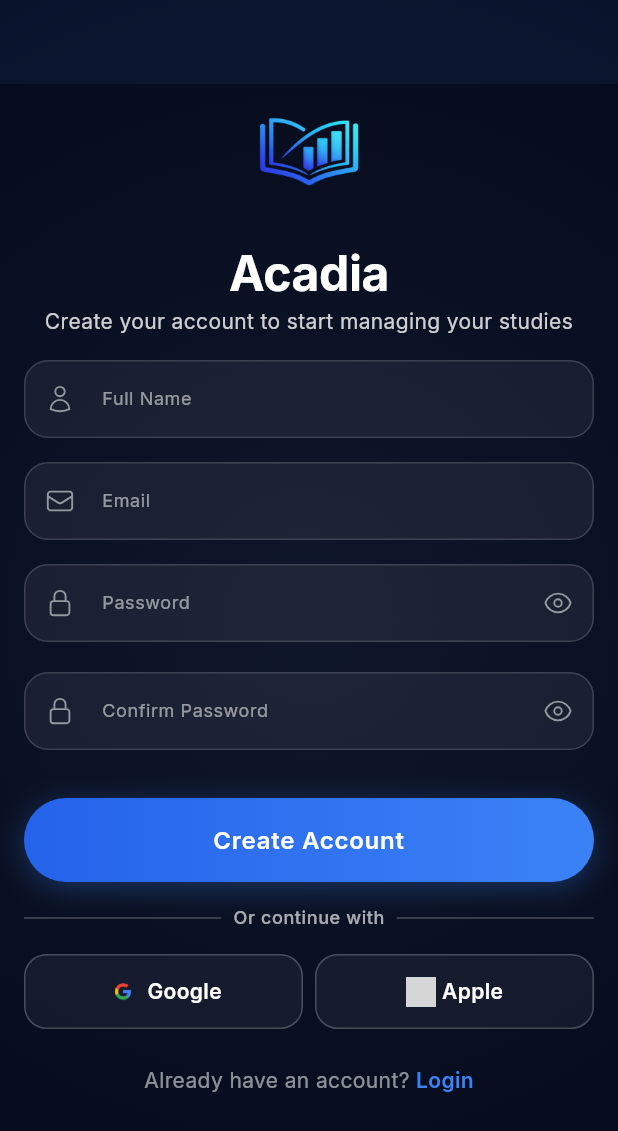
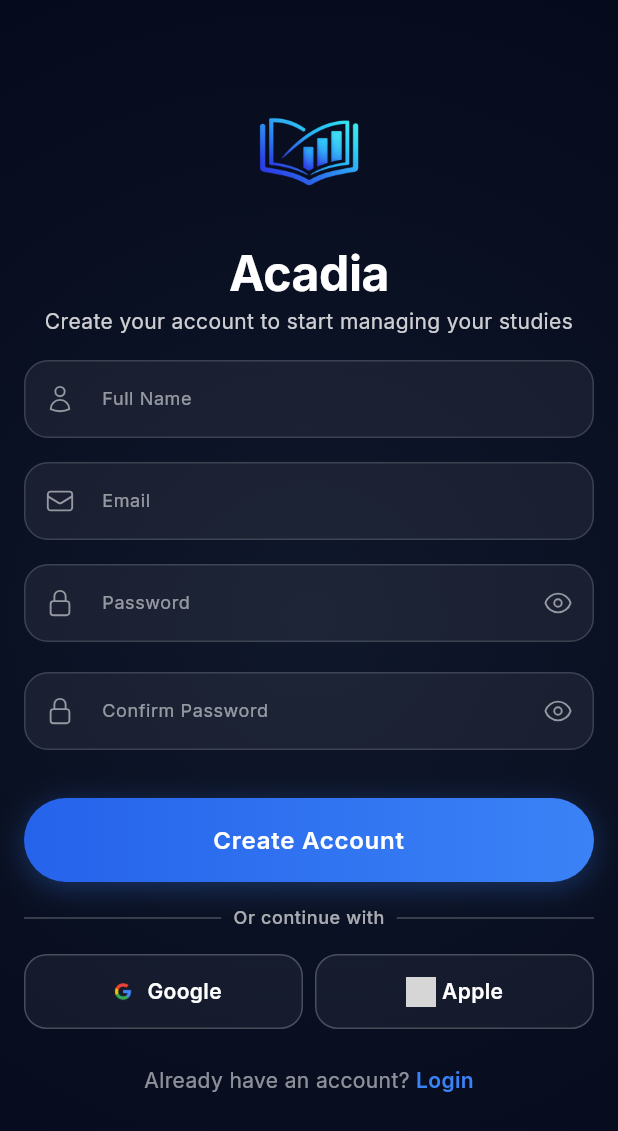
Before and after one commit to NouradinAbdurahman/Acadia, a Flutter app: the SignupScreen screen opened by its route, scrolled down 32 dp, on a phone screen of 412 x 824 dp. Shown: the top 1131 px of the screen. Run offline on Flutter 3.47's test engine with Material 3 defaults, Android fonts, the phone set to English and light mode, and no system bars; drawn by our look-alikes of flutter_animate; our stand-ins replace audioplayers, firebase_core, firebase_messaging, fl_chart, flutter_dotenv, flutter_local_notifications and 14 more; missing offline and left inert: background_fetch, haptic_feedback, workmanager; accounts and stored records are empty; network calls fail; project files that could hold a hidden picture were left out; grey boxes are pictures that could not be loaded.

Commit message:
fix(nav+auth-ui): harden swipe-back and improve auth UX feedback
Stabilize shared swipe-back across nested navigators with edge gesture tuning and fallback pop behavior, add a project rule for shared back-swipe usage, increase bottom-nav haptic strength, and fix login/signup app bar tint and light-mode form field contrast.

Made-with: Cursor

```diff
--- a/lib/screens/app/liquid_glass_navbar.dart
+++ b/lib/screens/app/liquid_glass_navbar.dart
@@ -57,7 +57,8 @@ class _LiquidGlassNavbarState extends State<LiquidGlassNavbar> {
     final current = widget.selectedIndex;
     final next = (current + direction).clamp(0, 4).toInt();
     if (next != current) {
-      Haptics.vibrate(HapticsType.selection);
+      // Stronger haptic for tab changes so feedback is clearly noticeable.
+      Haptics.vibrate(HapticsType.medium);
       widget.onSelectedIndex(next);
     }
   }
@@ -256,7 +257,8 @@ class _NavItemState extends State<_NavItem> {
         setState(() {
           _isPressed = false;
         });
-        Haptics.vibrate(HapticsType.selection);
+        // Stronger haptic for bottom-nav taps.
+        Haptics.vibrate(HapticsType.medium);
         widget.onTap();
       },
       onTapCancel: () {
--- a/lib/screens/auth/signup_screen.dart
+++ b/lib/screens/auth/signup_screen.dart
@@ -196,6 +196,16 @@ class _SignupScreenState extends ConsumerState<SignupScreen> {
   Widget build(BuildContext context) {
     final l10n = AppLocalizations.of(context);
     final theme = Theme.of(context);
+    final isLight = theme.brightness == Brightness.light;
+    final fieldFillColor = isLight
+        ? theme.colorScheme.surface.withValues(alpha: 0.92)
+        : Colors.white.withValues(alpha: 0.06);
+    final fieldBorderColor = isLight
+        ? theme.colorScheme.outline.withValues(alpha: 0.55)
+        : Colors.white.withValues(alpha: 0.15);
+    final fieldFocusedBorderColor = isLight
+        ? theme.colorScheme.primary
+        : theme.colorScheme.primary.withValues(alpha: 0.9);
     final authRepo = ref.read(authRepositoryProvider);
     final isEmailLimited = authRepo.isBlockedForEmail();
     final remainingTime = authRepo.remainingEmailRateLimitTime();
@@ -214,7 +224,10 @@ class _SignupScreenState extends ConsumerState<SignupScreen> {
         leading: AppBackButton(),
         title: const SizedBox.shrink(),
         elevation: 0,
+        scrolledUnderElevation: 0,
         backgroundColor: Colors.transparent,
+        surfaceTintColor: Colors.transparent,
+        shadowColor: Colors.transparent,
         iconTheme: IconThemeData(color: theme.colorScheme.onSurface),
       ),
       body: AuthBackgroundContainer(
@@ -287,9 +300,9 @@ class _SignupScreenState extends ConsumerState<SignupScreen> {
                               controller: _nameController,
                               labelText: l10n?.fullName ?? '',
                               prefixIcon: HeroIcons.user,
-                              fillColor: Colors.white.withValues(alpha: 0.06),
-                              borderColor: Colors.white.withValues(alpha: 0.15),
-                              focusedBorderColor: theme.colorScheme.primary.withValues(alpha: 0.9),
+                              fillColor: fieldFillColor,
+                              borderColor: fieldBorderColor,
+                              focusedBorderColor: fieldFocusedBorderColor,
                               validator: (value) =>
                                   value == null || value.isEmpty ? (l10n?.requiredField ?? '') : null,
                             ),
@@ -298,9 +311,9 @@ class _SignupScreenState extends ConsumerState<SignupScreen> {
                               controller: _emailController,
                               labelText: l10n?.email ?? '',
                               prefixIcon: HeroIcons.envelope,
-                              fillColor: Colors.white.withValues(alpha: 0.06),
-                              borderColor: Colors.white.withValues(alpha: 0.15),
-                              focusedBorderColor: theme.colorScheme.primary.withValues(alpha: 0.9),
+                              fillColor: fieldFillColor,
+                              borderColor: fieldBorderColor,
+                              focusedBorderColor: fieldFocusedBorderColor,
                               keyboardType: TextInputType.emailAddress,
                               validator: (value) =>
                                   value == null || value.isEmpty || !value.contains('@')
@@ -313,9 +326,9 @@ class _SignupScreenState extends ConsumerState<SignupScreen> {
                               onChanged: (_) => setState(() {}),
                               labelText: l10n?.password ?? '',
                               prefixIcon: HeroIcons.lockClosed,
-                              fillColor: Colors.white.withValues(alpha: 0.06),
-                              borderColor: Colors.white.withValues(alpha: 0.15),
-                              focusedBorderColor: theme.colorScheme.primary.withValues(alpha: 0.9),
+                              fillColor: fieldFillColor,
+                              borderColor: fieldBorderColor,
+                              focusedBorderColor: fieldFocusedBorderColor,
                               obscureText: true,
                               validator: (value) => validatePasswordForSignup(value, l10n),
                             ),
@@ -363,9 +376,9 @@ class _SignupScreenState extends ConsumerState<SignupScreen> {
                       controller: _confirmPasswordController,
                       labelText: l10n?.confirmPassword ?? '',
                       prefixIcon: HeroIcons.lockClosed,
-                      fillColor: Colors.white.withValues(alpha: 0.06),
-                      borderColor: Colors.white.withValues(alpha: 0.15),
-                      focusedBorderColor: theme.colorScheme.primary.withValues(alpha: 0.9),
+                      fillColor: fieldFillColor,
+                      borderColor: fieldBorderColor,
+                      focusedBorderColor: fieldFocusedBorderColor,
                       obscureText: true,
                       validator: (value) => validateConfirmPasswordForSignup(
                         value,
```
Also changed, not shown: Rules/rules.txt (+22 -0 lines), lib/components/app_swipe_back.dart (+21 -14 lines), lib/screens/auth/login_screen.dart (+19 -6 lines).
